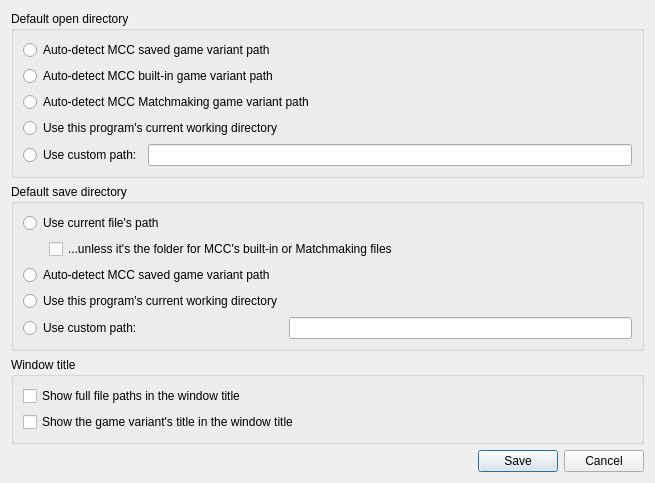
Old version of the form native/src/ReachVariantTool/ui/options_window.ui in the repository DavidJCobb/ReachVariantEditor.
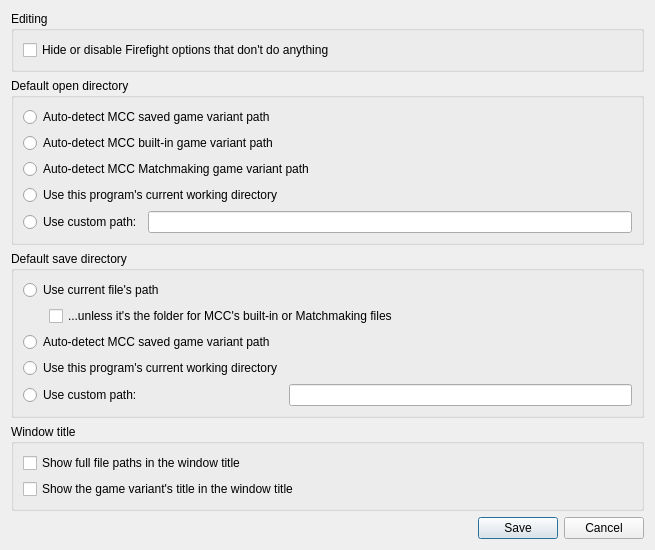
New version of the form.

Patch:
```diff
--- a/native/src/ReachVariantTool/ui/options_window.ui
+++ b/native/src/ReachVariantTool/ui/options_window.ui
@@ -14,61 +14,7 @@
    <string>ReachVariantTool Options</string>
   </property>
   <layout class="QGridLayout" name="gridLayout">
-   <item row="2" column="0">
-    <widget class="QGroupBox" name="groupBox">
-     <property name="title">
-      <string>Window title</string>
-     </property>
-     <layout class="QGridLayout" name="gridLayout_2">
-      <item row="0" column="0">
-       <widget class="QCheckBox" name="optionFullFilePathsInWindowTitle">
-        <property name="text">
-         <string>Show full file paths in the window title</string>
-        </property>
-       </widget>
-      </item>
-      <item row="1" column="0">
-       <widget class="QCheckBox" name="optionVariantNameInWindowTitle">
-        <property name="text">
-         <string>Show the game variant's title in the window title</string>
-        </property>
-       </widget>
-      </item>
-     </layout>
-    </widget>
-   </item>
-   <item row="5" column="0">
-    <layout class="QHBoxLayout" name="horizontalLayout">
-     <item>
-      <spacer name="horizontalSpacer">
-       <property name="orientation">
-        <enum>Qt::Horizontal</enum>
-       </property>
-       <property name="sizeHint" stdset="0">
-        <size>
-         <width>0</width>
-         <height>20</height>
-        </size>
-       </property>
-      </spacer>
-     </item>
-     <item>
-      <widget class="QPushButton" name="buttonSave">
-       <property name="text">
-        <string>Save</string>
-       </property>
-      </widget>
-     </item>
-     <item>
-      <widget class="QPushButton" name="buttonCancel">
-       <property name="text">
-        <string>Cancel</string>
-       </property>
-      </widget>
-     </item>
-    </layout>
-   </item>
-   <item row="0" column="0">
+   <item row="1" column="0">
     <widget class="QGroupBox" name="groupBox_2">
      <property name="title">
       <string>Default open directory</string>
@@ -115,7 +61,30 @@
      </layout>
     </widget>
    </item>
-   <item row="1" column="0">
+   <item row="3" column="0">
+    <widget class="QGroupBox" name="groupBox">
+     <property name="title">
+      <string>Window title</string>
+     </property>
+     <layout class="QGridLayout" name="gridLayout_2">
+      <item row="0" column="0">
+       <widget class="QCheckBox" name="optionFullFilePathsInWindowTitle">
+        <property name="text">
+         <string>Show full file paths in the window title</string>
+        </property>
+       </widget>
+      </item>
+      <item row="1" column="0">
+       <widget class="QCheckBox" name="optionVariantNameInWindowTitle">
+        <property name="text">
+         <string>Show the game variant's title in the window title</string>
+        </property>
+       </widget>
+      </item>
+     </layout>
+    </widget>
+   </item>
+   <item row="2" column="0">
     <widget class="QGroupBox" name="groupBox_3">
      <property name="title">
       <string>Default save directory</string>
@@ -178,6 +147,53 @@
      </layout>
     </widget>
    </item>
+   <item row="6" column="0">
+    <layout class="QHBoxLayout" name="horizontalLayout">
+     <item>
+      <spacer name="horizontalSpacer">
+       <property name="orientation">
+        <enum>Qt::Horizontal</enum>
+       </property>
+       <property name="sizeHint" stdset="0">
+        <size>
+         <width>0</width>
+         <height>20</height>
+        </size>
+       </property>
+      </spacer>
+     </item>
+     <item>
+      <widget class="QPushButton" name="buttonSave">
+       <property name="text">
+        <string>Save</string>
+       </property>
+      </widget>
+     </item>
+     <item>
+      <widget class="QPushButton" name="buttonCancel">
+       <property name="text">
+        <string>Cancel</string>
+       </property>
+      </widget>
+     </item>
+    </layout>
+   </item>
+   <item row="0" column="0">
+    <widget class="QGroupBox" name="groupBox_4">
+     <property name="title">
+      <string>Editing</string>
+     </property>
+     <layout class="QGridLayout" name="gridLayout_5">
+      <item row="0" column="0">
+       <widget class="QCheckBox" name="hideFirefightNoOps">
+        <property name="text">
+         <string>Hide or disable Firefight options that don't do anything</string>
+        </property>
+       </widget>
+      </item>
+     </layout>
+    </widget>
+   </item>
   </layout>
  </widget>
  <tabstops>
```
